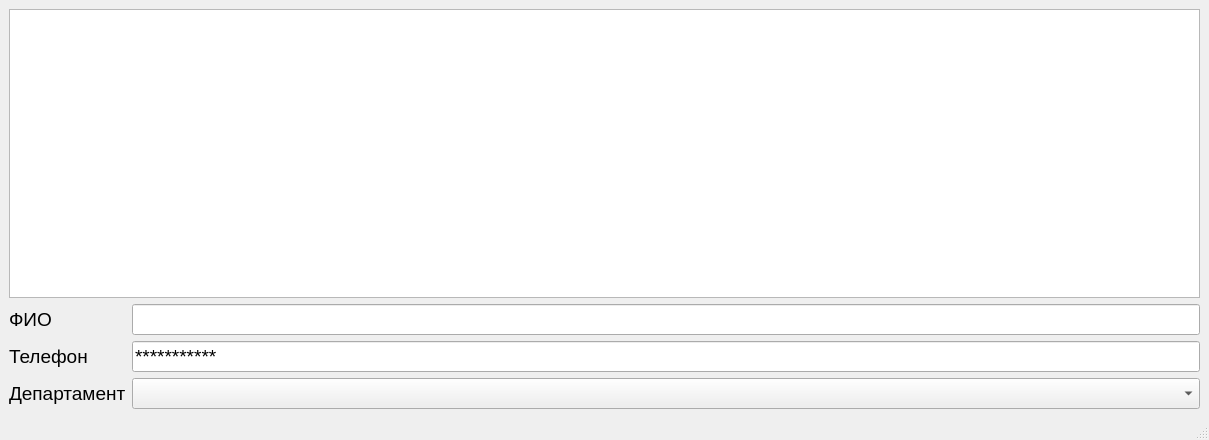
This is Sketches_QT/Qt_DataBase/Qt_FireBird/QT_PhoneBook/source/qt_phonebook.ui in Den-Git-CPP/Sketches_CPP_QT as Qt 5 draws it before an edit. The edited form follows.
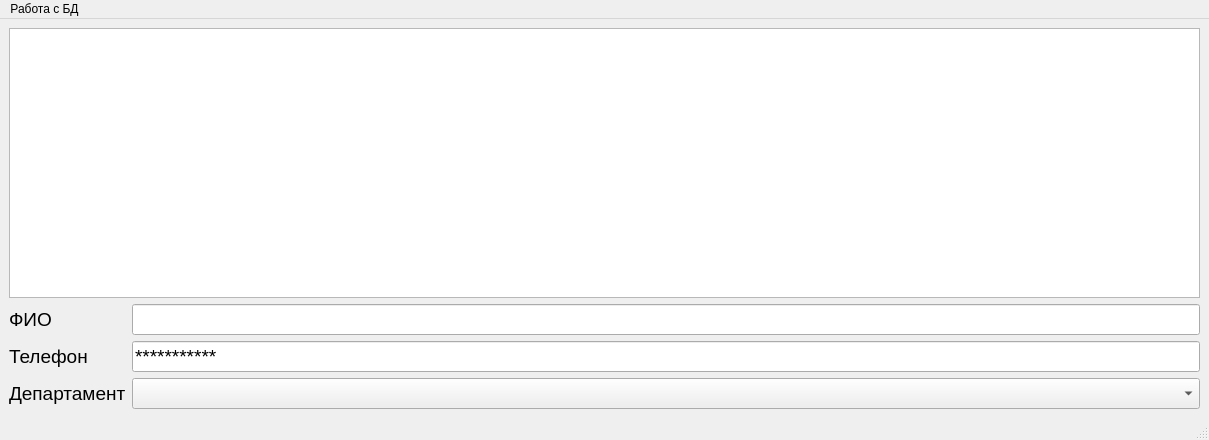
This is the edited form.

```diff
--- a/Sketches_QT/Qt_DataBase/Qt_FireBird/QT_PhoneBook/source/qt_phonebook.ui
+++ b/Sketches_QT/Qt_DataBase/Qt_FireBird/QT_PhoneBook/source/qt_phonebook.ui
@@ -14,7 +14,7 @@
    <string>QT_PhoneBook</string>
   </property>
   <widget class="QWidget" name="centralwidget">
-   <layout class="QVBoxLayout" name="verticalLayout_2">
+   <layout class="QHBoxLayout" name="horizontalLayout">
     <item>
      <layout class="QVBoxLayout" name="verticalLayout">
       <item>
@@ -116,6 +116,13 @@
      <height>21</height>
     </rect>
    </property>
+   <widget class="QMenu" name="menu">
+    <property name="title">
+     <string>Работа с БД</string>
+    </property>
+    <addaction name="action"/>
+   </widget>
+   <addaction name="menu"/>
   </widget>
   <widget class="QStatusBar" name="statusbar"/>
  </widget>
```
Left out of the diff: 5 changed lines with no effect on the pictures.
